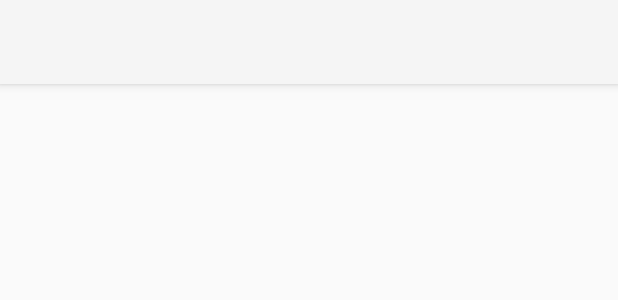
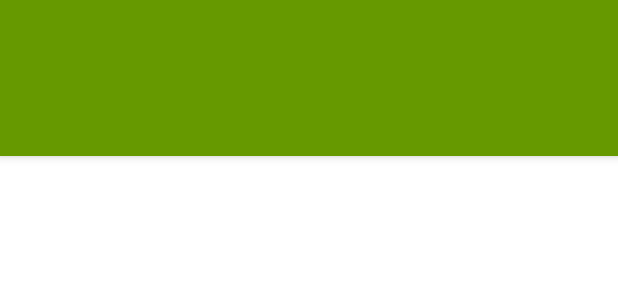
Before and after one commit to Sonicskater/todo-taskmanager-app, an Android app: the layout activity_main.xml on its own in the app's theme, with its tools: preview values and no code run, on a phone screen of 412 x 824 dp. Shown: the top 300 px of the screen. Run offline under Robolectric (Android 15) with nearby library versions, the phone set to English and light mode, and no system bars.

Commit message:
Added tabbed view, fixed actionbar, migrated to using FirestoreAgent.getInstance()

```diff
--- a/app/src/main/AndroidManifest.xml
+++ b/app/src/main/AndroidManifest.xml
@@ -20,12 +20,7 @@
                 <data android:mimeType="text/plain" />
             </intent-filter>
         </activity>
-        <activity
-            android:name=".CategoryList"
-            android:label="@string/title_activity_category_list"
-            android:theme="@style/Theme.AppCompat.Light.NoActionBar">
 
-        </activity>
         <activity
             android:name=".TaskList"
             android:label="Task List"
--- a/app/src/main/java/com/describe/taskmanager/CategoryList.java
+++ b/app/src/main/java/com/describe/taskmanager/CategoryList.java
@@ -32,7 +32,7 @@ public class CategoryList extends Fragment implements UIInterface, SwipeRefreshL
         refreshLayout = view.findViewById(R.id.swiperefresh);
         refreshLayout.setOnRefreshListener(this);
 
-        this.fsAgent = new FirestoreAgent();
+        this.fsAgent = FirestoreAgent.getInstance();
         gridview = view.findViewById(R.id.gridview);
         //gets the category collection from firebase
 
--- a/app/src/main/java/com/describe/taskmanager/EventCreateView.java
+++ b/app/src/main/java/com/describe/taskmanager/EventCreateView.java
@@ -27,7 +27,7 @@ public class EventCreateView extends AppCompatActivity implements UIInterface,Da
 
 
     Spinner categoriesSpinner;
-    FirestoreAgent fbAgent = new FirestoreAgent();
+    FirestoreAgent fbAgent = FirestoreAgent.getInstance();
     String debug_user = "";
 
     //initialize everything that has to do with the screen (like a constructor for the screen)
--- a/app/src/main/java/com/describe/taskmanager/FirestoreAgent.java
+++ b/app/src/main/java/com/describe/taskmanager/FirestoreAgent.java
@@ -28,7 +28,7 @@ class FirestoreAgent {
     private String UserID = "";
     private static FirestoreAgent instance;
     //reuse instance of FirestoreAgent instead of creating a new one every time.
-    public static FirestoreAgent getInstance(){
+    static FirestoreAgent getInstance(){
         if(instance == null){
             instance = new FirestoreAgent();
         }
@@ -36,8 +36,8 @@ class FirestoreAgent {
     }
 
     // use FirestoreAgent.getInstance() instead of new FirestoreAgent(). WILL BE MADE PRIVATE IN THE FUTURE
-    @Deprecated
-    FirestoreAgent(){
+
+    private FirestoreAgent(){
 
         final com.google.firebase.auth.FirebaseUser User = FirebaseAuth.getInstance().getCurrentUser();
         if (User != null){
--- a/app/src/main/java/com/describe/taskmanager/TaskEventView.java
+++ b/app/src/main/java/com/describe/taskmanager/TaskEventView.java
@@ -28,7 +28,7 @@ public class
     Date chosenDate = new Date();
     Dialog timePickerDialog;
     //firebase database agent
-    FirestoreAgent fbAgent = new FirestoreAgent();
+    FirestoreAgent fbAgent = FirestoreAgent.getInstance();
 
 
     //initialize everything that has to do with the screen (like a constructor for the screen)
--- a/app/src/main/res/layout/activity_category_list.xml
+++ b/app/src/main/res/layout/activity_category_list.xml
@@ -4,12 +4,12 @@
     xmlns:tools="http://schemas.android.com/tools"
     android:layout_width="match_parent"
     android:layout_height="match_parent"
-    android:fitsSystemWindows="true"
+
     tools:context="com.describe.taskmanager.CategoryList">
 
     <LinearLayout
         android:layout_width="match_parent"
-        android:layout_height="wrap_content"
+        android:layout_height="match_parent"
         android:orientation="vertical">
 
 
--- a/app/src/main/res/layout/activity_main.xml
+++ b/app/src/main/res/layout/activity_main.xml
@@ -4,22 +4,37 @@
     xmlns:tools="http://schemas.android.com/tools"
     android:layout_width="match_parent"
     android:layout_height="match_parent"
+    android:fitsSystemWindows="true"
     tools:context="com.describe.taskmanager.MainActivity">
 
-    <android.support.design.widget.AppBarLayout
+    <LinearLayout
         android:layout_width="match_parent"
         android:layout_height="wrap_content"
-        android:theme="@style/AppBarOverlay">
+        android:orientation="vertical">
 
-        <android.support.v7.widget.Toolbar
-            android:id="@+id/toolbar"
+        <android.support.design.widget.AppBarLayout
             android:layout_width="match_parent"
-            android:layout_height="?attr/actionBarSize"
-            android:background="?attr/colorPrimary"
-            app:popupTheme="@style/PopupOverlay" />
+            android:layout_height="match_parent"
+            android:theme="@style/AppBarOverlay"
+            android:background="@android:color/holo_green_dark">
 
-    </android.support.design.widget.AppBarLayout>
+            <android.support.v7.widget.Toolbar
+                android:id="@+id/toolbar"
+                android:layout_width="match_parent"
+                android:layout_height="?attr/actionBarSize"
+                app:popupTheme="@style/PopupOverlay" />
+            <android.support.design.widget.TabLayout
+                android:id="@+id/sliding_tabs"
+                android:layout_width="match_parent"
+                android:layout_height="wrap_content"
+                app:tabMode="fixed" />
 
-    <include layout="@layout/content_main" />
+        </android.support.design.widget.AppBarLayout>
+
+        <include
+            layout="@layout/content_main"
+            />
+
+    </LinearLayout>
 
 </android.support.design.widget.CoordinatorLayout>
--- a/app/src/main/res/layout/content_main.xml
+++ b/app/src/main/res/layout/content_main.xml
@@ -1,22 +1,14 @@
 <?xml version="1.0" encoding="utf-8"?>
 <LinearLayout xmlns:android="http://schemas.android.com/apk/res/android"
+    xmlns:app="http://schemas.android.com/apk/res-auto"
     android:layout_width="match_parent"
     android:layout_height="match_parent"
     android:orientation="vertical">
+        <android.support.v4.view.ViewPager
+            android:id="@+id/vpPager"
+            android:layout_width="match_parent"
+            android:layout_height="0px"
+            android:layout_weight="1"
+            android:background="@android:color/white" />
 
-    <android.support.v4.view.ViewPager
-        android:id="@+id/vpPager"
-        android:layout_width="match_parent"
-        android:layout_height="wrap_content">
-        <android.support.v4.view.PagerTabStrip
-            android:layout_width="match_parent"
-            android:layout_height="wrap_content"
-            android:layout_gravity="top"
-            android:paddingBottom="4dp"
-            android:paddingTop="4dp"
-            android:id="@+id/tabPager"
-        >
-
-        </android.support.v4.view.PagerTabStrip>
-    </android.support.v4.view.ViewPager>
 </LinearLayout>
```
Also changed, not shown: app/src/main/java/com/describe/taskmanager/MainActivity.java (+28 -10 lines), app/src/main/java/com/describe/taskmanager/TaskList.java (+15 -5 lines), 1 other file.
